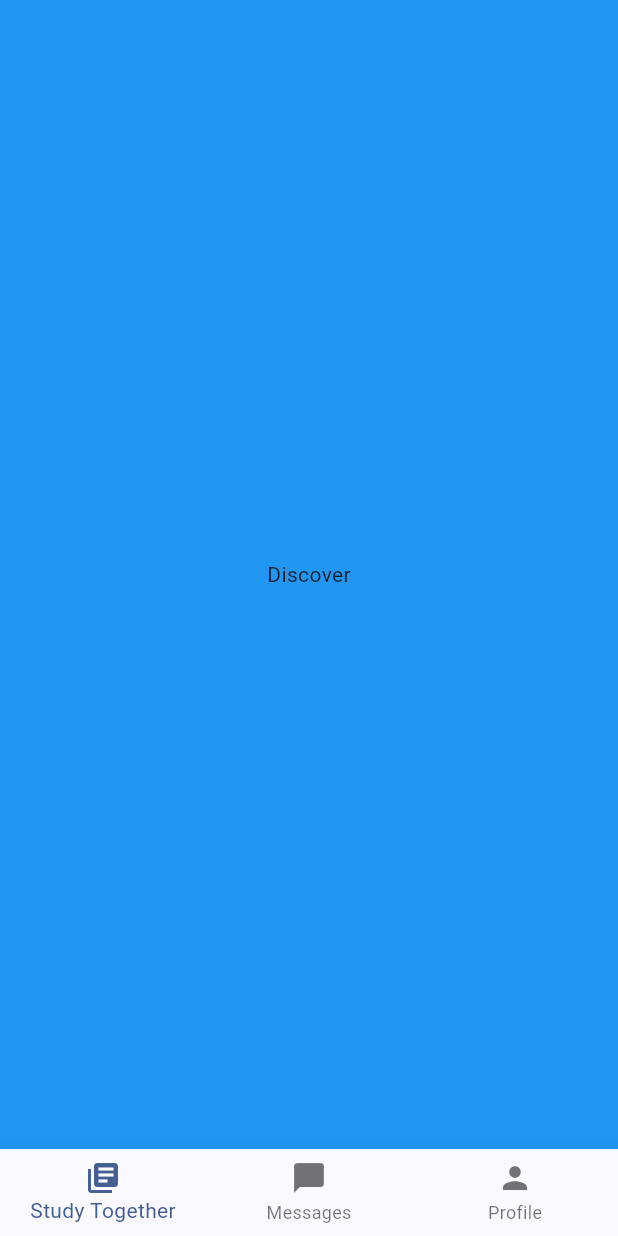
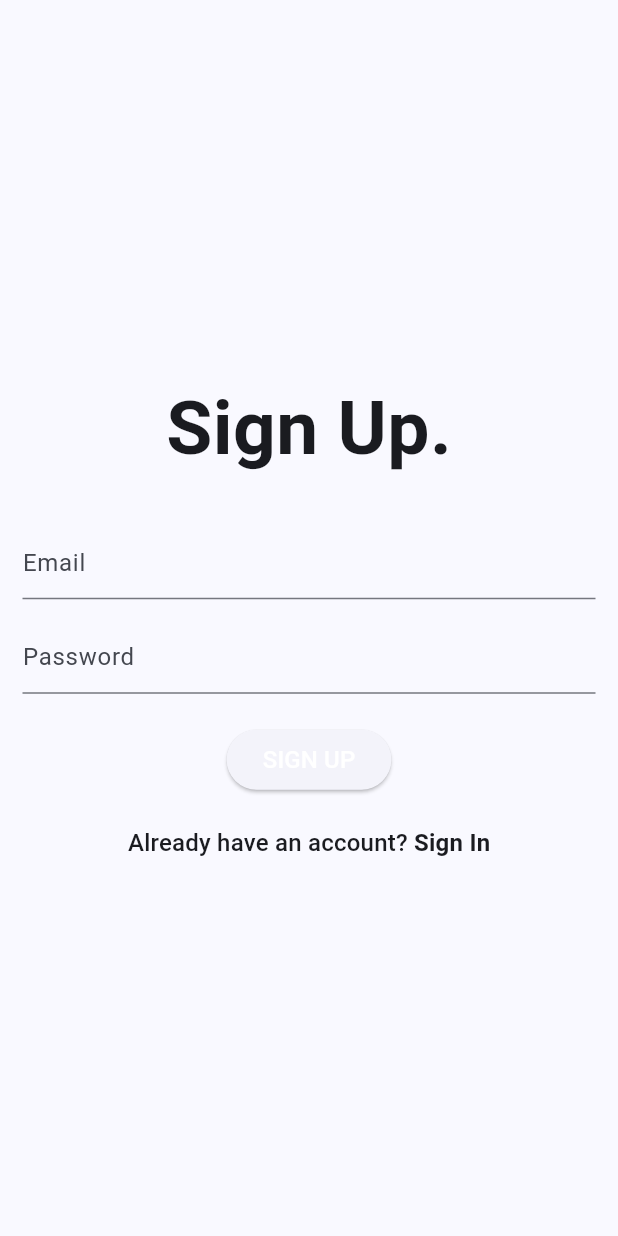
Before and after one commit to lindgh/OurSpace, a Flutter app: the screen it shows after launch, on a phone screen of 412 x 824 dp. Run offline on Flutter 3.47's test engine with Material 3 defaults, Android fonts, the phone set to English and light mode, and no system bars; our stand-ins replace firebase_auth, firebase_core; accounts and stored records are empty.

Commit message:
Implemented signing in, logging in, logging out into OurSpace (layout/style temporary).

```diff
--- a/lib/main.dart
+++ b/lib/main.dart
@@ -1,7 +1,8 @@
+import 'package:firebase_auth/firebase_auth.dart';
 import 'package:flutter/material.dart';
 import '../pages/nav_bar.dart';
-
-//must include bottom two for firebase
+import '../pages/signUp_page.dart';
+import '../pages/discover_page.dart';
 import 'package:firebase_core/firebase_core.dart';
 import 'firebase_options.dart';
 
@@ -24,7 +25,19 @@ class MyApp extends StatelessWidget {
       theme: ThemeData(
         colorScheme: ColorScheme.fromSeed(seedColor: Colors.blueAccent),
       ),
-      home: NavBar(),
+      home: StreamBuilder( //NavBar(),
+        stream: FirebaseAuth.instance.authStateChanges(),
+        builder: (context, snapshot){
+          if(snapshot.connectionState == ConnectionState.waiting){
+            return const Center(
+              child: CircularProgressIndicator(),
+            );
+          }
+          if(snapshot.data != null) {
+            return const NavBar();
+        }
+        return const SignUpPage();
+      }),
     );
   }
 }
--- a/lib/pages/discover_page.dart
+++ b/lib/pages/discover_page.dart
@@ -1,6 +1,9 @@
 import 'package:flutter/material.dart';
 
 class DiscoverPage extends StatelessWidget {
+  static route() => MaterialPageRoute(
+    builder: (context) => const DiscoverPage(),
+  );
   const DiscoverPage({super.key});
 
   @override
--- /dev/null
+++ b/lib/pages/signUp_page.dart
@@ -0,0 +1,116 @@
+import 'package:firebase_auth/firebase_auth.dart';
+import 'package:flutter/material.dart';
+import 'package:OurSpace/pages/logIn_page.dart';
+
+import 'nav_bar.dart';
+//import 'logIn_page.dart';
+
+class SignUpPage extends StatefulWidget {
+  static route() => MaterialPageRoute(
+    builder: (context) => const SignUpPage(),
+  );
+  const SignUpPage({super.key});
+
+  @override
+  State<SignUpPage> createState() => _SignUpPageState();
+}
+
+class _SignUpPageState extends State<SignUpPage> {
+  final emailController = TextEditingController();
+  final passwordController = TextEditingController();
+  final formKey = GlobalKey<FormState>();
+
+  @override
+  void dispose() {
+    emailController.dispose();
+    passwordController.dispose();
+    super.dispose();
+  }
+
+  Future <void> createUserWithEmailAndPassword() async {
+    try {
+      final userCredential = await FirebaseAuth.instance.createUserWithEmailAndPassword(
+          email: emailController.text.trim(),
+          password: passwordController.text.trim()
+      );
+      print(userCredential.user?.uid);
+    } on FirebaseAuthException catch (e) {
+      print(e.message);
+    }
+  }
+
+  @override
+  Widget build(BuildContext context) {
+    return Scaffold(
+      body: Padding(
+        padding: const EdgeInsets.all(15.0),
+        child: Form(
+          key: formKey,
+          child: Column(
+            mainAxisAlignment: MainAxisAlignment.center,
+            children: [
+              const Text(
+                'Sign Up.',
+                style: TextStyle(
+                  fontSize: 50,
+                  fontWeight: FontWeight.bold,
+                ),
+              ),
+              const SizedBox(height: 10),
+              const SizedBox(height: 20),
+              TextFormField(
+                controller: emailController,
+                decoration: const InputDecoration(
+                  hintText: 'Email',
+                ),
+              ),
+              const SizedBox(height: 15),
+              TextFormField(
+                controller: passwordController,
+                decoration: const InputDecoration(
+                  hintText: 'Password',
+                ),
+                obscureText: true,
+              ),
+              const SizedBox(height: 20),
+              ElevatedButton(
+                onPressed: () async {
+                  await createUserWithEmailAndPassword();
+                  Navigator.push(context, NavBar.route());
+                },
+                child: const Text(
+                  'SIGN UP',
+                  style: TextStyle(
+                    fontSize: 16,
+                    color: Colors.white,
+                  ),
+                ),
+              ),
+              const SizedBox(height: 20),
+              GestureDetector(
+                onTap: () {
+                  Navigator.push(context, LoginPage.route());
+                },
+                child: RichText(
+                  text: TextSpan(
+                    text: 'Already have an account? ',
+                    style: Theme.of(context).textTheme.titleMedium,
+                    children: [
+                      TextSpan(
+                        text: 'Sign In',
+                        style:
+                        Theme.of(context).textTheme.titleMedium?.copyWith(
+                          fontWeight: FontWeight.bold,
+                        ),
+                      ),
+                    ],
+                  ),
+                ),
+              ),
+            ],
+          ),
+        ),
+      ),
+    );
+  }
+}
```
Also changed, not shown: lib/pages/logIn_page.dart (added, +117 -0 lines), lib/pages/nav_bar.dart (+23 -4 lines), 1 other file.
